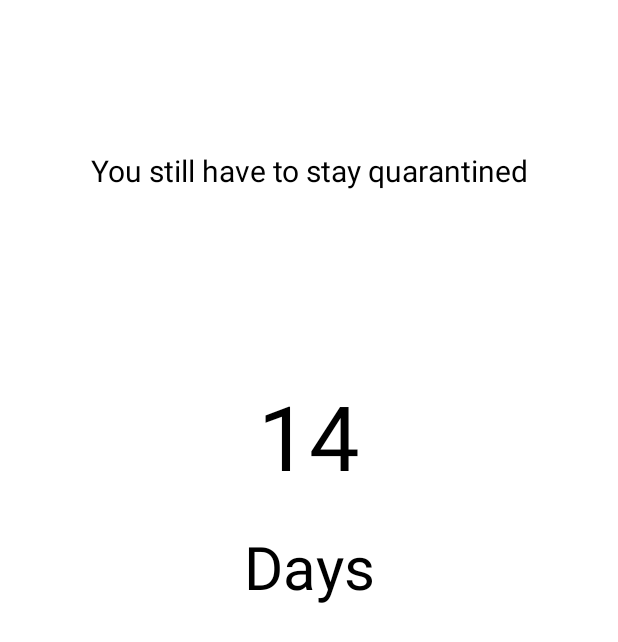
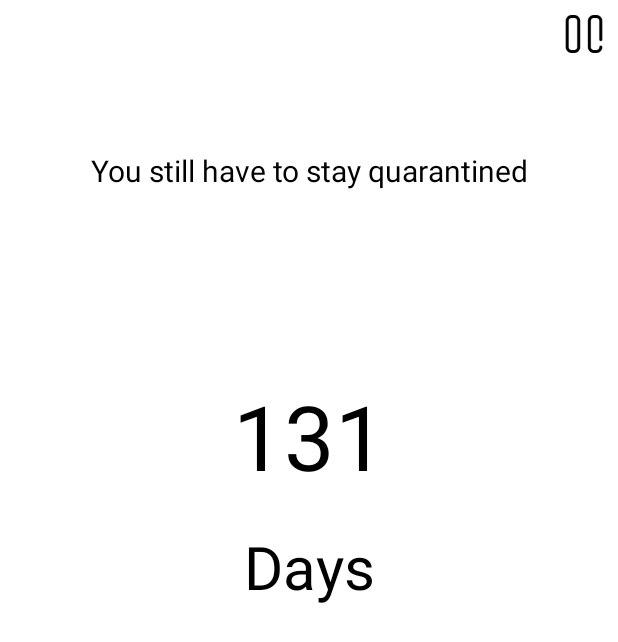
Before and after one commit to OchianIulian/Save-you, an Android app: the fragment ThirdStadeFragment shown on its own in the app's theme, on a phone screen of 412 x 824 dp. Shown: the top 642 px of the screen. Run offline under Robolectric (Android 15) with nearby library versions, the phone set to English and light mode, and no system bars.

Commit message:
Pause Stop timer

```diff
--- a/app/build.gradle
+++ b/app/build.gradle
@@ -59,4 +59,7 @@
 
 
     implementation 'com.google.android.gms:play-services-maps:17.0.0'
+
+    implementation "com.android.support:support-compat:30.0.0"
+
 }
--- a/app/src/main/java/com/flamecode/itfest/ui/base/Diagnostics/ThirdStadeFragment.kt
+++ b/app/src/main/java/com/flamecode/itfest/ui/base/Diagnostics/ThirdStadeFragment.kt
@@ -6,22 +6,24 @@
 import android.view.LayoutInflater
 import android.view.View
 import android.view.ViewGroup
+import android.widget.ImageView
 import android.widget.TextView
+import android.widget.Toast
+import androidx.core.app.NotificationCompat
 import com.flamecode.itfest.R
 import kotlinx.coroutines.InternalCoroutinesApi
 import kotlinx.coroutines.NonCancellable.isCancelled
-import java.time.Duration
-import java.util.*
 import java.util.concurrent.TimeUnit
-import kotlin.concurrent.timer
 
 class ThirdStadeFragment : Fragment() {
 
     private lateinit var countDownTimer: CountDownTimer
     private var milisDays:Long = 1000*60*1440*14
     private var sustainingTime: Int = 15
+    private lateinit var button_stop:ImageView
 
     private lateinit var duration: TextView
+    lateinit var timeRemaining : String
 
 
     @InternalCoroutinesApi
@@ -32,9 +34,21 @@
         // Inflate the layout for this fragment
         val view = inflater.inflate(R.layout.fragment_third_stade, container, false)
         duration = view.findViewById(R.id.duration_quarantine)
-        timer(milisDays, 1000).start()
+        button_stop = view.findViewById(R.id.stop)
 
 
+
+        timer(milisDays, 1000).start()
+        var paused  = 1
+        button_stop.setOnClickListener {
+            if(paused == 1){
+                Toast.makeText(context, "Paused", Toast.LENGTH_SHORT).show()
+                paused = 0
+            } else{
+                Toast.makeText(context, "You still have" + timeRemaining + "days", Toast.LENGTH_SHORT).show()
+                paused = 0
+            }
+        }
         return view
     }
 
@@ -42,7 +56,7 @@
     private fun timer(millisInFuture:Long, countDownInterval:Long):CountDownTimer{
         return object: CountDownTimer(millisInFuture,countDownInterval){
             override fun onTick(millisUntilFinished: Long){
-                val timeRemaining = timeString(millisUntilFinished)
+                 timeRemaining = timeString(millisUntilFinished).toString()
                 if (isCancelled){
                     duration.text = "${duration.text}\nStopped.(Cancelled)"
                     cancel()
@@ -50,6 +64,14 @@
                     duration.text = (timeRemaining+1).toString()
                     if((timeRemaining+1).toInt() < sustainingTime){
                         //sendNotification
+                        val message = "Don't warry, try to feel good and resist" + duration + "days"
+                        var builder = NotificationCompat.Builder(context)
+                            .setSmallIcon(R.drawable.logo)
+                            .setContentTitle("Save you")
+                            .setContentText(message)
+                            .setStyle(NotificationCompat.BigTextStyle()
+                                .bigText("Much longer text that cannot fit one line..."))
+                            .setPriority(NotificationCompat.PRIORITY_DEFAULT)
                         sustainingTime = (timeRemaining+1).toInt()
                     }
                 }
@@ -57,14 +79,12 @@
 
             override fun onFinish() {
                 duration.text = "Congrats, now you can "
-
-                //button_start.isEnabled = true
-                //button_stop.isEnabled = false
+                button_stop.isEnabled = false
             }
         }
     }
 
-    private fun timeString(millisUntilFinished:Long):Long{
+    private fun timeString(millisUntilFinished:Long): Long {
         var millisUntilFinished:Long = millisUntilFinished
         val days = TimeUnit.MILLISECONDS.toDays(millisUntilFinished)
         millisUntilFinished -= TimeUnit.DAYS.toMillis(days)
--- a/app/src/main/res/layout/fragment_third_stade.xml
+++ b/app/src/main/res/layout/fragment_third_stade.xml
@@ -43,4 +43,16 @@
         app:layout_constraintTop_toBottomOf="@+id/duration_quarantine"
         app:layout_constraintStart_toStartOf="parent"
         app:layout_constraintEnd_toEndOf="parent"/>
+
+
+    <ImageView
+        android:id="@+id/stop"
+        android:layout_width="25dp"
+        android:layout_height="25dp"
+        android:background="@drawable/pause"
+        android:backgroundTint="#000"
+        app:layout_constraintEnd_toEndOf="parent"
+        app:layout_constraintTop_toTopOf="parent"
+        android:layout_margin="10dp"/>
+
 </androidx.constraintlayout.widget.ConstraintLayout>
```
Also changed, not shown: app/src/main/res/drawable/pause.png (added).
